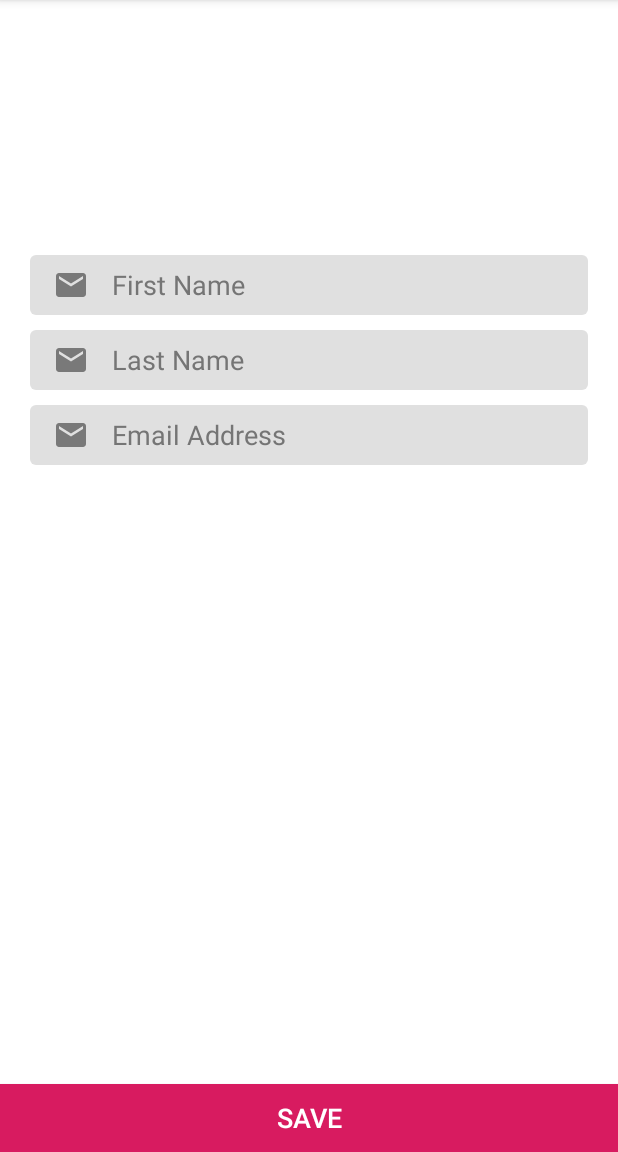
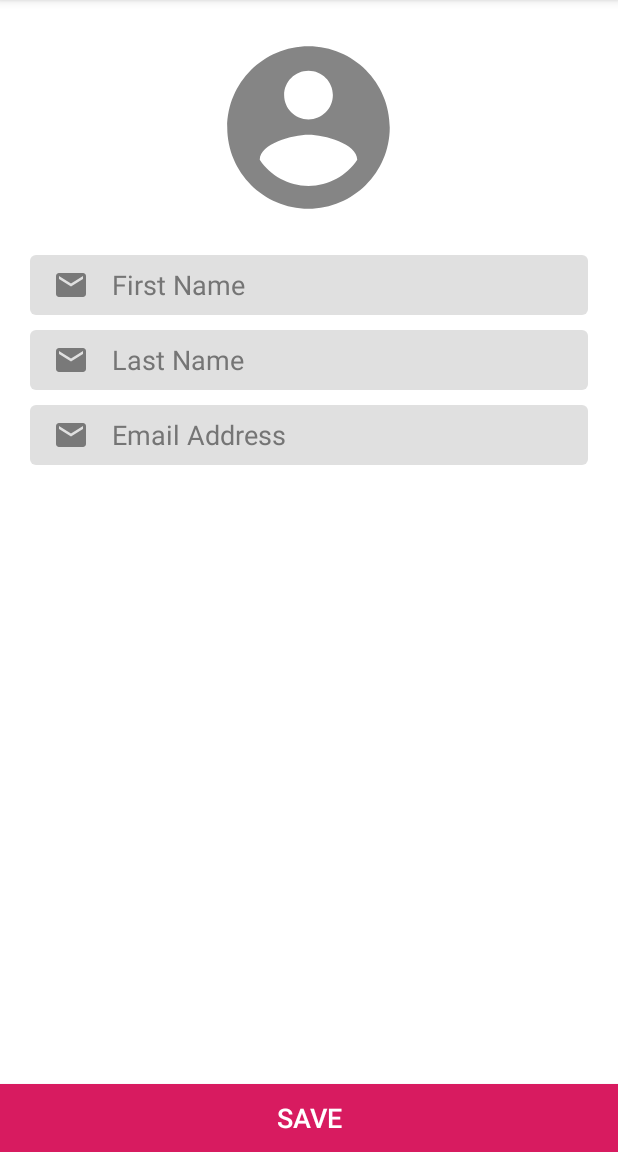
Before and after one commit to udoy-touhid/tolet_finder, an Android app: the UserProfileFragment screen opened directly, with no data from a screen before it, on a phone screen of 412 x 824 dp, the part 84-1236 px from its top. Run offline under Robolectric (Android 15) with nearby library versions, the phone set to English and light mode, and no system bars; our stand-ins replace Firebase (no records; nobody signed in at launch, a user with empty details on screens opened directly); libraries missing offline, so code that uses them is left out: com.firebase.ui; pictures from the network do not load; 1 statement that could not run was skipped.

Commit message:
login, profile fragment

```diff
--- a/app/build.gradle
+++ b/app/build.gradle
@@ -9,8 +9,14 @@ android {
         versionCode 1
         versionName "1.0"
         testInstrumentationRunner "androidx.test.runner.AndroidJUnitRunner"
+        multiDexEnabled true
 
         resConfigs "en" // And any other languages you support
+
+    }
+
+    dexOptions {
+        javaMaxHeapSize "4g"
     }
     buildTypes {
         release {
@@ -34,6 +40,8 @@ dependencies {
     implementation 'com.facebook.android:facebook-login:4.41.0'
     implementation 'androidx.legacy:legacy-support-v4:1.0.0'
     implementation 'com.google.firebase:firebase-firestore:21.1.1'
+    implementation 'com.github.bumptech.glide:glide:4.8.0'
+    annotationProcessor 'com.github.bumptech.glide:compiler:4.10.0'
 
 
     testImplementation 'junit:junit:4.12'
--- a/app/src/main/java/com/karigor/bloodseeker/ui/MainActivity.java
+++ b/app/src/main/java/com/karigor/bloodseeker/ui/MainActivity.java
@@ -66,7 +66,7 @@ public class MainActivity extends AppCompatActivity {
                     startActivityForResult(
                             AuthUI.getInstance()
                                     .createSignInIntentBuilder()
-                                    .setIsSmartLockEnabled(false)
+                                    //.setIsSmartLockEnabled(false)
                                     .setAvailableProviders(providers)
                                     .setLogo(R.mipmap.ic_launcher)      // Set logo drawable
                                     //.setTheme(R.style.MySuperAppTheme)      // Set theme
--- a/app/src/main/java/com/karigor/bloodseeker/ui/fragment/UserProfileFragment.java
+++ b/app/src/main/java/com/karigor/bloodseeker/ui/fragment/UserProfileFragment.java
@@ -6,9 +6,12 @@ import android.view.LayoutInflater;
 import android.view.View;
 import android.view.ViewGroup;
 import android.widget.EditText;
+import android.widget.ImageView;
 
 import androidx.fragment.app.Fragment;
 
+import com.bumptech.glide.Glide;
+import com.bumptech.glide.request.RequestOptions;
 import com.google.firebase.auth.FirebaseAuth;
 import com.google.firebase.auth.FirebaseUser;
 import com.google.firebase.firestore.DocumentReference;
@@ -27,7 +30,7 @@ public class UserProfileFragment extends Fragment {
     private String mParam2;
 
     private View rootView;
-    //CircularImageView user_photo;
+    ImageView user_photo;
     private EditText input_nick_name, input_full_name, input_email;
 
 
@@ -80,11 +83,20 @@ public class UserProfileFragment extends Fragment {
         input_nick_name = rootView.findViewById(R.id.nick_name);
         input_full_name = rootView.findViewById(R.id.full_name);
         input_email = rootView.findViewById(R.id.email);
+        user_photo = rootView.findViewById(R.id.user_photo);
 
 
         input_full_name.setText(firebaseUser.getDisplayName());
         input_email.setText(firebaseUser.getEmail());
 
+
+        Glide.with(this)
+                .load(firebaseUser.getPhotoUrl())
+                .apply(new RequestOptions()
+                        .placeholder(R.drawable.ic_profile)
+                        .error(R.drawable.ic_profile)
+                )
+                .into(user_photo);
 
 
 
--- /dev/null
+++ b/app/src/main/res/drawable-anydpi/ic_profile.xml
@@ -0,0 +1,11 @@
+<vector xmlns:android="http://schemas.android.com/apk/res/android"
+    android:width="24dp"
+    android:height="24dp"
+    android:viewportWidth="24"
+    android:viewportHeight="24"
+    android:tint="#333333"
+    android:alpha="0.6">
+    <path
+        android:fillColor="#FF000000"
+        android:pathData="M12,2C6.48,2 2,6.48 2,12s4.48,10 10,10 10,-4.48 10,-10S17.52,2 12,2zM12,5c1.66,0 3,1.34 3,3s-1.34,3 -3,3 -3,-1.34 -3,-3 1.34,-3 3,-3zM12,19.2c-2.5,0 -4.71,-1.28 -6,-3.22 0.03,-1.99 4,-3.08 6,-3.08 1.99,0 5.97,1.09 6,3.08 -1.29,1.94 -3.5,3.22 -6,3.22z"/>
+</vector>
--- a/app/src/main/res/layout/fragment_user_profile.xml
+++ b/app/src/main/res/layout/fragment_user_profile.xml
@@ -20,7 +20,12 @@
                 android:layout_gravity="center_horizontal" >
 
 
-                <android.support.design.widget.FloatingActionButton
+                <ImageView
+                    android:id="@+id/user_photo"
+                    android:layout_width="match_parent"
+                    android:layout_height="match_parent" />
+
+                <com.google.android.material.floatingactionbutton.FloatingActionButton
                     android:id="@+id/user_photo_edit_fab"
                     android:layout_width="wrap_content"
                     android:layout_height="wrap_content"
@@ -108,7 +113,7 @@
 
 
 
-    <android.support.v7.widget.AppCompatButton
+    <androidx.appcompat.widget.AppCompatButton
         android:layout_width="match_parent"
         android:layout_height="@dimen/button_height"
         android:text="@string/save_user"
--- a/app/src/main/res/values/strings.xml
+++ b/app/src/main/res/values/strings.xml
@@ -9,6 +9,8 @@
     <!--    <string name="invalid_username">Not a valid username</string>-->
     <!--    <string name="invalid_password">Password must be >5 characters</string>-->
     <!--    <string name="login_failed">"Login failed"</string>-->
+
+    <string name="facebook_application_id">1279738428866125</string>
 
     <string name="facebook_app_id">1279738428866125</string>
     <string name="fb_login_protocol_scheme">fb1279738428866125</string>
```
Also changed, not shown: app/src/main/res/drawable-hdpi/ic_profile.png (added), app/src/main/res/drawable-mdpi/ic_profile.png (added), app/src/main/res/drawable-xhdpi/ic_profile.png (added), app/src/main/res/drawable-xxhdpi/ic_profile.png (added), 1 other file.
